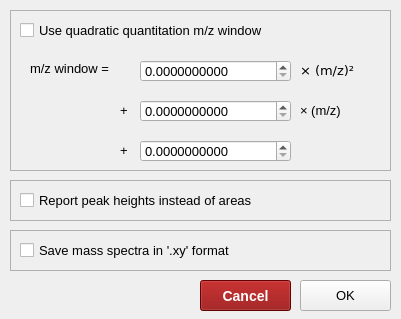
stainawarijar/SweetSuite, file sweet_suite/gui/qtdesigner_files/gui_advanced_settings.ui: the form before one commit.
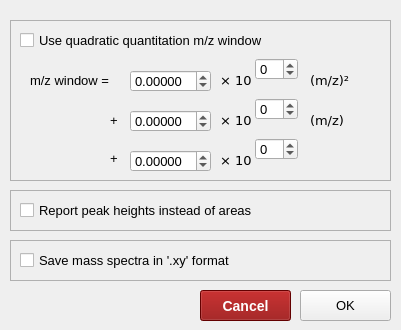
The form after the commit.

Commit message: Improve GUI for quadratic m/z window

```diff
--- a/sweet_suite/gui/qtdesigner_files/gui_advanced_settings.ui
+++ b/sweet_suite/gui/qtdesigner_files/gui_advanced_settings.ui
@@ -7,7 +7,7 @@
     <x>0</x>
     <y>0</y>
     <width>401</width>
-    <height>319</height>
+    <height>330</height>
    </rect>
   </property>
   <property name="windowTitle">
@@ -35,7 +35,7 @@
    <property name="geometry">
     <rect>
      <x>10</x>
-     <y>10</y>
+     <y>20</y>
      <width>381</width>
      <height>161</height>
     </rect>
@@ -49,14 +49,20 @@
    <widget class="QDoubleSpinBox" name="doubleSpinBox_constant">
     <property name="geometry">
      <rect>
-      <x>130</x>
-      <y>130</y>
-      <width>151</width>
+      <x>245</x>
+      <y>38</y>
+      <width>43</width>
       <height>22</height>
      </rect>
     </property>
     <property name="decimals">
-     <number>10</number>
+     <number>0</number>
+    </property>
+    <property name="minimum">
+     <double>-64.000000000000000</double>
+    </property>
+    <property name="maximum">
+     <double>64.000000000000000</double>
     </property>
     <property name="singleStep">
      <double>0.000001000000000</double>
@@ -75,25 +81,12 @@
      <string>Use quadratic quantitation m/z window</string>
     </property>
    </widget>
-   <widget class="QLabel" name="label_mz2_2">
-    <property name="geometry">
-     <rect>
-      <x>290</x>
-      <y>90</y>
-      <width>71</width>
-      <height>21</height>
-     </rect>
-    </property>
-    <property name="text">
-     <string>× (m/z)</string>
-    </property>
-   </widget>
    <widget class="QLabel" name="label_mz2">
     <property name="geometry">
      <rect>
-      <x>290</x>
+      <x>300</x>
       <y>50</y>
-      <width>71</width>
+      <width>41</width>
       <height>21</height>
      </rect>
     </property>
@@ -104,37 +97,27 @@
      </font>
     </property>
     <property name="text">
-     <string>× (m/z)²</string>
+     <string>(m/z)²</string>
     </property>
    </widget>
    <widget class="QDoubleSpinBox" name="doubleSpinBox_mz2">
     <property name="geometry">
      <rect>
-      <x>130</x>
+      <x>120</x>
       <y>50</y>
-      <width>151</width>
+      <width>81</width>
       <height>22</height>
      </rect>
     </property>
     <property name="decimals">
-     <number>10</number>
+     <number>5</number>
     </property>
-    <property name="singleStep">
-     <double>0.000001000000000</double>
+    <property name="minimum">
+     <double>-9.999990000000000</double>
     </property>
-   </widget>
-   <widget class="QDoubleSpinBox" name="doubleSpinBox_mz">
-    <property name="geometry">
-     <rect>
-      <x>130</x>
-      <y>90</y>
-      <width>151</width>
-      <height>22</height>
-     </rect>
+    <property name="maximum">
+     <double>9.999990000000000</double>
     </property>
-    <property name="decimals">
-     <number>10</number>
-    </property>
     <property name="singleStep">
      <double>0.000001000000000</double>
     </property>
@@ -143,8 +126,8 @@
     <property name="geometry">
      <rect>
       <x>20</x>
-      <y>50</y>
-      <width>111</width>
+      <y>52</y>
+      <width>101</width>
       <height>16</height>
      </rect>
     </property>
@@ -152,38 +135,202 @@
      <string>m/z window = </string>
     </property>
    </widget>
+   <widget class="QLabel" name="label_10_a">
+    <property name="geometry">
+     <rect>
+      <x>210</x>
+      <y>50</y>
+      <width>31</width>
+      <height>21</height>
+     </rect>
+    </property>
+    <property name="font">
+     <font>
+      <family>DejaVu Sans</family>
+      <pointsize>10</pointsize>
+     </font>
+    </property>
+    <property name="text">
+     <string>× 10</string>
+    </property>
+   </widget>
    <widget class="QLabel" name="label_2">
     <property name="geometry">
      <rect>
-      <x>110</x>
-      <y>90</y>
-      <width>21</width>
-      <height>21</height>
+      <x>100</x>
+      <y>92</y>
+      <width>16</width>
+      <height>16</height>
      </rect>
     </property>
     <property name="text">
      <string>+</string>
     </property>
    </widget>
+   <widget class="QDoubleSpinBox" name="mz_coeff">
+    <property name="geometry">
+     <rect>
+      <x>120</x>
+      <y>90</y>
+      <width>81</width>
+      <height>22</height>
+     </rect>
+    </property>
+    <property name="decimals">
+     <number>5</number>
+    </property>
+    <property name="minimum">
+     <double>-9.999990000000000</double>
+    </property>
+    <property name="maximum">
+     <double>9.999990000000000</double>
+    </property>
+    <property name="singleStep">
+     <double>0.010000000000000</double>
+    </property>
+   </widget>
+   <widget class="QLabel" name="label_10_b">
+    <property name="geometry">
+     <rect>
+      <x>210</x>
+      <y>90</y>
+      <width>31</width>
+      <height>21</height>
+     </rect>
+    </property>
+    <property name="font">
+     <font>
+      <family>DejaVu Sans</family>
+      <pointsize>10</pointsize>
+     </font>
+    </property>
+    <property name="text">
+     <string>× 10</string>
+    </property>
+   </widget>
+   <widget class="QLabel" name="label_mz">
+    <property name="geometry">
+     <rect>
+      <x>300</x>
+      <y>90</y>
+      <width>41</width>
+      <height>21</height>
+     </rect>
+    </property>
+    <property name="font">
+     <font>
+      <family>DejaVu Sans</family>
+      <pointsize>10</pointsize>
+     </font>
+    </property>
+    <property name="text">
+     <string>(m/z)</string>
+    </property>
+   </widget>
+   <widget class="QDoubleSpinBox" name="mz_exponent">
+    <property name="geometry">
+     <rect>
+      <x>245</x>
+      <y>78</y>
+      <width>43</width>
+      <height>22</height>
+     </rect>
+    </property>
+    <property name="decimals">
+     <number>0</number>
+    </property>
+    <property name="minimum">
+     <double>-64.000000000000000</double>
+    </property>
+    <property name="maximum">
+     <double>64.000000000000000</double>
+    </property>
+    <property name="singleStep">
+     <double>1.000000000000000</double>
+    </property>
+   </widget>
    <widget class="QLabel" name="label_3">
     <property name="geometry">
      <rect>
-      <x>110</x>
+      <x>100</x>
       <y>130</y>
-      <width>21</width>
-      <height>21</height>
+      <width>16</width>
+      <height>16</height>
      </rect>
     </property>
     <property name="text">
      <string>+</string>
     </property>
    </widget>
+   <widget class="QDoubleSpinBox" name="constant_exponent">
+    <property name="geometry">
+     <rect>
+      <x>245</x>
+      <y>118</y>
+      <width>43</width>
+      <height>22</height>
+     </rect>
+    </property>
+    <property name="decimals">
+     <number>0</number>
+    </property>
+    <property name="minimum">
+     <double>-64.000000000000000</double>
+    </property>
+    <property name="maximum">
+     <double>64.000000000000000</double>
+    </property>
+    <property name="singleStep">
+     <double>1.000000000000000</double>
+    </property>
+   </widget>
+   <widget class="QLabel" name="label_10_c">
+    <property name="geometry">
+     <rect>
+      <x>210</x>
+      <y>130</y>
+      <width>31</width>
+      <height>21</height>
+     </rect>
+    </property>
+    <property name="font">
+     <font>
+      <family>DejaVu Sans</family>
+      <pointsize>10</pointsize>
+     </font>
+    </property>
+    <property name="text">
+     <string>× 10</string>
+    </property>
+   </widget>
+   <widget class="QDoubleSpinBox" name="constant_coeff">
+    <property name="geometry">
+     <rect>
+      <x>120</x>
+      <y>130</y>
+      <width>81</width>
+      <height>22</height>
+     </rect>
+    </property>
+    <property name="decimals">
+     <number>5</number>
+    </property>
+    <property name="minimum">
+     <double>-9.999990000000000</double>
+    </property>
+    <property name="maximum">
+     <double>9.999990000000000</double>
+    </property>
+    <property name="singleStep">
+     <double>0.010000000000000</double>
+    </property>
+   </widget>
   </widget>
   <widget class="QFrame" name="frame_2">
    <property name="geometry">
     <rect>
      <x>10</x>
-     <y>180</y>
+     <y>190</y>
      <width>381</width>
      <height>41</height>
     </rect>
@@ -212,7 +359,7 @@
    <property name="geometry">
     <rect>
      <x>10</x>
-     <y>230</y>
+     <y>240</y>
      <width>381</width>
      <height>41</height>
     </rect>
@@ -244,7 +391,7 @@
    <property name="geometry">
     <rect>
      <x>300</x>
-     <y>280</y>
+     <y>290</y>
      <width>91</width>
      <height>31</height>
     </rect>
@@ -257,7 +404,7 @@
    <property name="geometry">
     <rect>
      <x>200</x>
-     <y>280</y>
+     <y>290</y>
      <width>91</width>
      <height>31</height>
     </rect>
```
Left out of the diff: 8 changed lines with no effect on the pictures. The commit also changes 5 other files.
